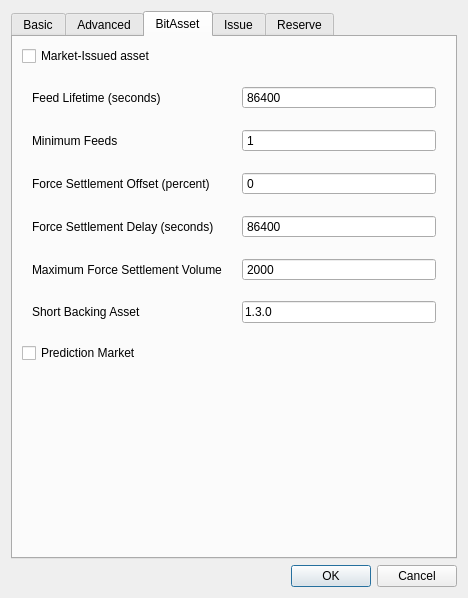
Qt form bitsharesqt/createasset.ui (jhtitor/citadel) before a commit.
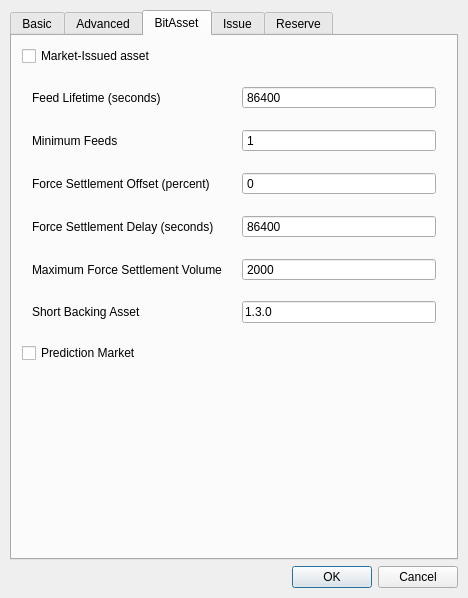
The same form after that commit. The open tabs and pages were chosen to show the change. Icons and pictures are not drawn.

What changed in the file:
```diff
--- a/bitsharesqt/createasset.ui
+++ b/bitsharesqt/createasset.ui
@@ -24,6 +24,18 @@
     <normaloff>:/images/images/bitshares_logo.png</normaloff>:/images/images/bitshares_logo.png</iconset>
   </property>
   <layout class="QVBoxLayout" name="verticalLayout">
+   <property name="leftMargin">
+    <number>10</number>
+   </property>
+   <property name="topMargin">
+    <number>10</number>
+   </property>
+   <property name="rightMargin">
+    <number>10</number>
+   </property>
+   <property name="bottomMargin">
+    <number>10</number>
+   </property>
    <item>
     <widget class="QTabWidget" name="tabWidget">
      <property name="currentIndex">
@@ -289,6 +301,18 @@
        <property name="spacing">
         <number>10</number>
        </property>
+       <property name="leftMargin">
+        <number>10</number>
+       </property>
+       <property name="topMargin">
+        <number>10</number>
+       </property>
+       <property name="rightMargin">
+        <number>10</number>
+       </property>
+       <property name="bottomMargin">
+        <number>10</number>
+       </property>
        <item>
         <widget class="QCheckBox" name="isBitasset">
          <property name="text">
```
Left out of the diff: 55 changed lines with no effect on the pictures.
